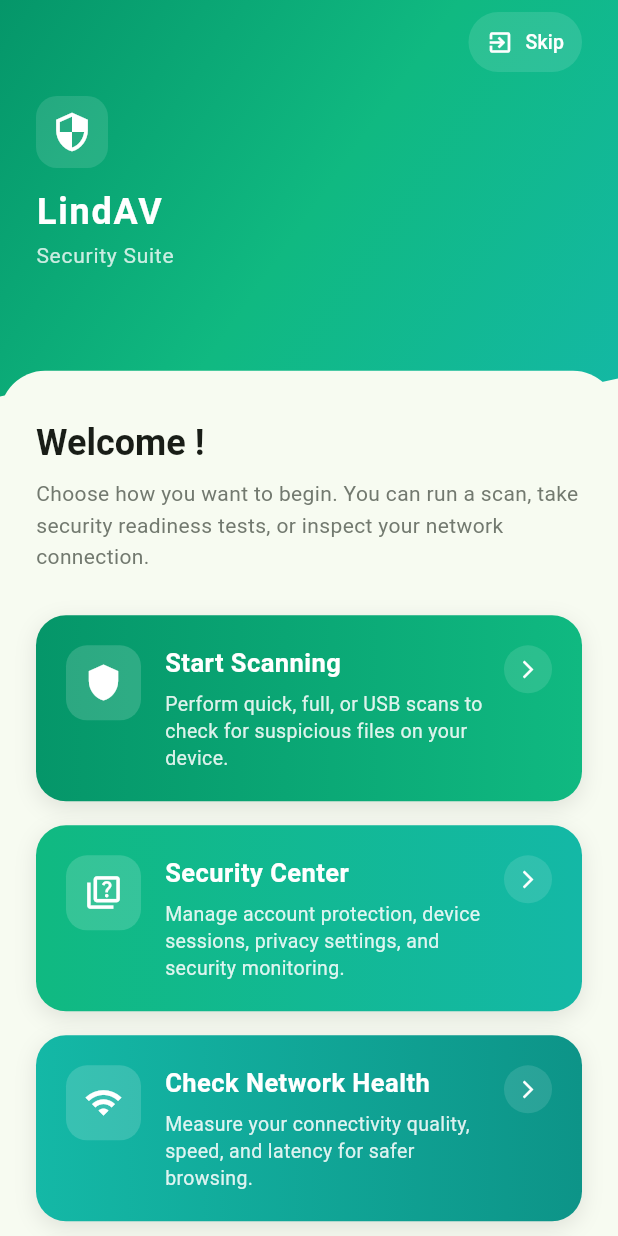
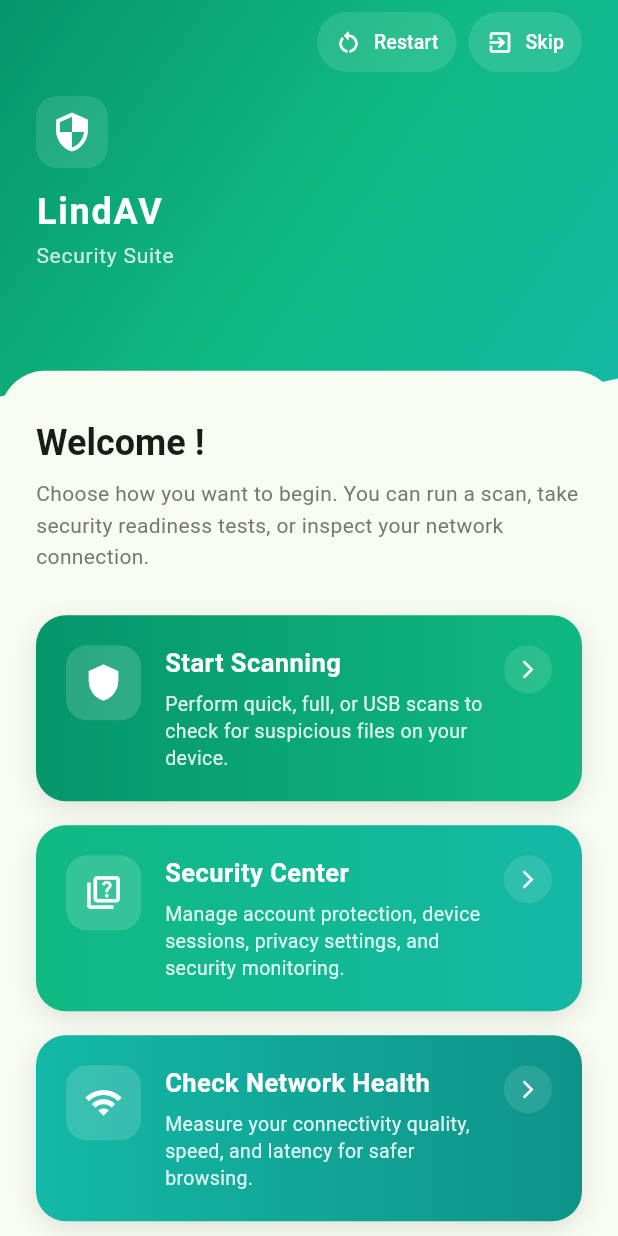
Before and after one commit to Tembocs/LindAV, a Flutter app: the screen it shows after launch, on a phone screen of 412 x 824 dp. Run offline on Flutter 3.47's test engine with Material 3 defaults, Android fonts, the phone set to English and light mode, and no system bars; our stand-ins replace connectivity_plus, file_picker; network calls fail.

Commit message:
added some of the information and upgrade the app

```diff
--- a/lib/intro_page.dart
+++ b/lib/intro_page.dart
@@ -3,6 +3,7 @@ import 'package:flutter/material.dart';
 import 'home_page.dart';
 import 'network_status_page.dart';
 import 'scan_page.dart';
+import 'splash_page.dart';
 import 'tests_page.dart';
 
 class IntroPage extends StatelessWidget {
@@ -57,10 +58,45 @@ class IntroPage extends StatelessWidget {
                         mainAxisSize: MainAxisSize.min,
                         children: [
                           const SizedBox(height: 4),
+                          // Top buttons row
+                          Row(
+                            mainAxisAlignment: MainAxisAlignment.end,
+                            children: [
+                              // Restart button
+                              TextButton.icon(
+                                onPressed: () =>
+                                    Navigator.of(context).pushAndRemoveUntil(
+                                      MaterialPageRoute(
+                                        builder: (_) => const SplashPage(),
+                                      ),
+                                      (route) => false,
+                                    ),
+                                icon: const Icon(
+                                  Icons.restart_alt,
+                                  color: Colors.white,
+                                  size: 18,
+                                ),
+                                label: const Text(
+                                  'Restart',
+                                  style: TextStyle(
+                                    color: Colors.white,
+                                    fontSize: 13,
+                                  ),
+                                ),
+                                style: TextButton.styleFrom(
+                                  backgroundColor: Colors.white.withAlpha(30),
+                                  padding: const EdgeInsets.symmetric(
+                                    horizontal: 12,
+                                    vertical: 6,
+                                  ),
+                                  shape: RoundedRectangleBorder(
+                                    borderRadius: BorderRadius.circular(20),
+                                  ),
+                                ),
+                              ),
+                              const SizedBox(width: 8),
                               // Skip button
-                          Align(
-                            alignment: Alignment.topRight,
-                            child: TextButton.icon(
+                              TextButton.icon(
                                 onPressed: () =>
                                     Navigator.of(context).pushReplacement(
                                       MaterialPageRoute(
@@ -90,6 +126,7 @@ class IntroPage extends StatelessWidget {
                                   ),
                                 ),
                               ),
+                            ],
                           ),
                           const SizedBox(height: 12),
                           // Logo/Icon
```
Also changed, not shown: lib/home_page.dart (+10 -0 lines), lib/splash_page.dart (+57 -19 lines). Lines whose indentation alone changed are shown as unchanged.
